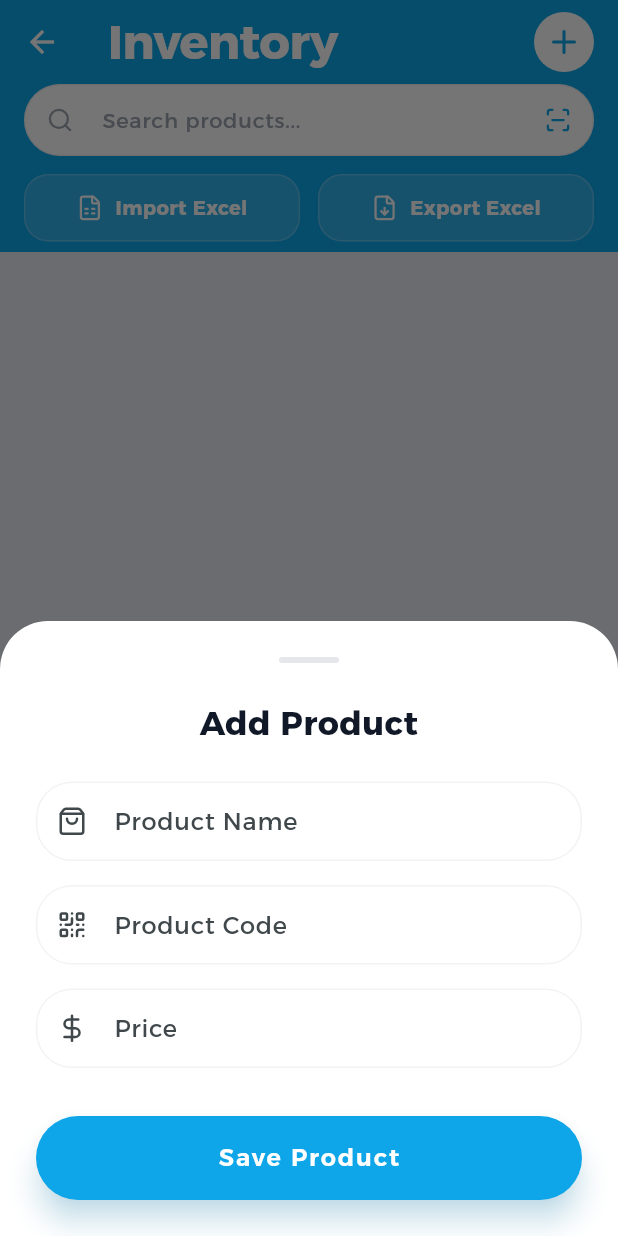
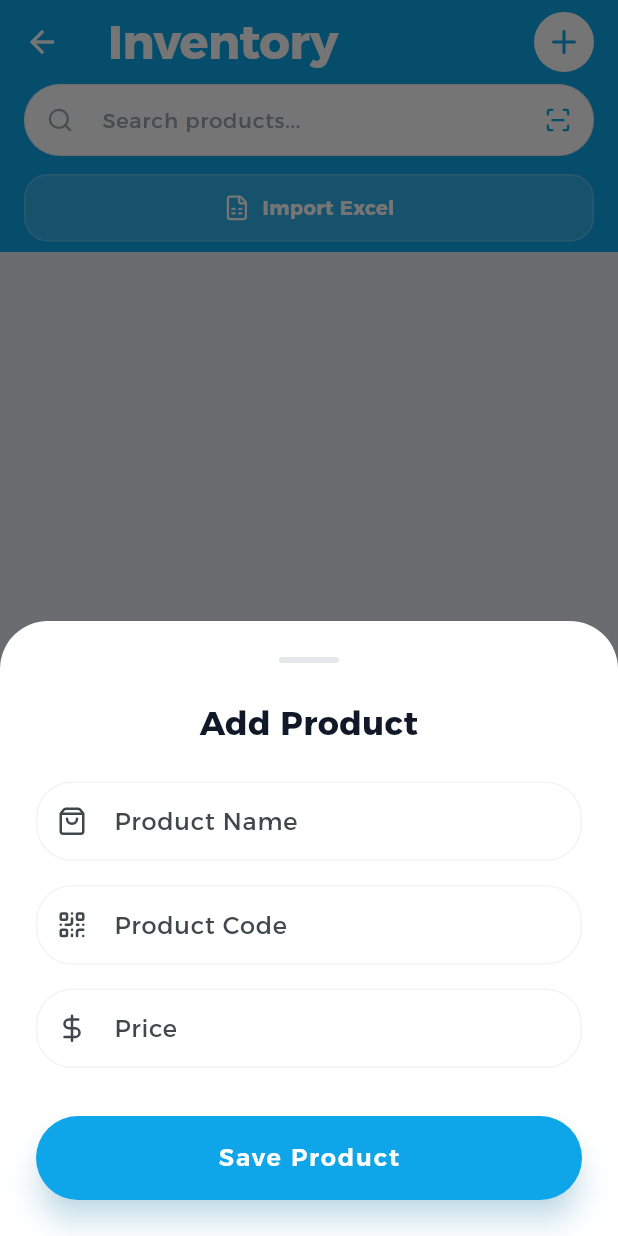
Before and after one commit to ams770/daftar, a Flutter app: the _ProductsViewContent screen opened directly, after a tap on an icon or button, on a phone screen of 412 x 824 dp. Run offline on Flutter 3.47's test engine with Material 3 defaults, Android fonts, the phone set to English and light mode, and no system bars; our stand-ins replace easy_localization, equatable, file_picker, flutter_bloc, flutter_svg, gap and 11 more; missing offline and left inert: excel, mobile_scanner; accounts and stored records are empty.

Commit message:
feat: redesign onboarding flow with new step order, visual theme updates, and improved navigation controls

```diff
--- a/lib/features/onboarding/presentation/pages/onboarding_page.dart
+++ b/lib/features/onboarding/presentation/pages/onboarding_page.dart
@@ -103,8 +103,9 @@ class _OnboardingPageState extends State<OnboardingPage> {
   bool get _isPage2Valid => _vatController.text.isNotEmpty && _currencyController.text.isNotEmpty;
 
   bool get _isCurrentPageValid {
-    if (_currentPage == 0) return _isPage1Valid;
-    if (_currentPage == 1) return _isPage2Valid;
+    if (_currentPage == 0) return true; // Language
+    if (_currentPage == 1) return _isPage1Valid; // Brand
+    if (_currentPage == 2) return _isPage2Valid; // Tax
     return true;
   }
 
@@ -151,7 +152,8 @@ class _OnboardingPageState extends State<OnboardingPage> {
         _logoFileName = fileName;
         _logoPath = fullPath;
       });
-      if (_isPage1Valid && _currentPage == 0) {
+      // Auto advance if valid
+      if (_isPage1Valid && _currentPage == 1) {
         _nextPage();
       }
     }
@@ -177,23 +179,23 @@ class _OnboardingPageState extends State<OnboardingPage> {
                 _buildStep(
                   bento: bento,
                   svg: 'assets/svg/onboarding-1.svg',
+                  title: AppStrings.language,
+                  desc: AppStrings.onboardingLangDesc,
+                  content: _buildLangForm(bento),
+                ),
+                _buildStep(
+                  bento: bento,
+                  svg: 'assets/svg/onboarding-2.svg',
                   title: AppStrings.onboardingWelcome,
                   desc: AppStrings.onboardingBrandDesc,
                   content: _buildBrandForm(bento),
                 ),
                 _buildStep(
                   bento: bento,
-                  svg: 'assets/svg/onboarding-2.svg',
+                  svg: 'assets/svg/onboarding-3.svg',
                   title: AppStrings.taxation,
                   desc: AppStrings.onboardingTaxDesc,
                   content: _buildTaxForm(bento),
-                ),
-                _buildStep(
-                  bento: bento,
-                  svg: 'assets/svg/onboarding-3.svg',
-                  title: AppStrings.language,
-                  desc: AppStrings.onboardingLangDesc,
-                  content: _buildLangForm(bento),
                 ),
               ],
             ),
@@ -201,7 +203,7 @@ class _OnboardingPageState extends State<OnboardingPage> {
           AnimatedContainer(
             duration: const Duration(milliseconds: 300),
             height: _isFieldFocused ? 0 : null,
-            child: _isFieldFocused ? const SizedBox.shrink() : _buildBottomBar(),
+            child: _isFieldFocused ? const SizedBox.shrink() : _buildBottomBar(bento),
           ),
         ],
       ),
@@ -298,12 +300,12 @@ class _OnboardingPageState extends State<OnboardingPage> {
               color: AppColors.white,
               borderRadius: BorderRadius.circular(AppSpacing.radiusLg),
               border: Border.all(
-                color: _logoFileName != null ? AppColors.primary : AppColors.greyLight,
+                color: _logoFileName != null ? AppColors.secondary : AppColors.greyLight,
                 width: 2,
               ),
               boxShadow: [
                 BoxShadow(
-                  color: AppColors.text.withValues(alpha: 0.05),
+                  color: AppColors.secondary.withValues(alpha: 0.1),
                   blurRadius: 20,
                   offset: const Offset(0, 10),
                 ),
@@ -322,7 +324,7 @@ class _OnboardingPageState extends State<OnboardingPage> {
               bottom: 0,
               child: Container(
                 padding: const EdgeInsets.all(4),
-                decoration: const BoxDecoration(color: AppColors.primary, shape: BoxShape.circle),
+                decoration: const BoxDecoration(color: AppColors.secondary, shape: BoxShape.circle),
                 child: const Icon(LucideIcons.check, color: Colors.white, size: 16),
               ),
             ),
@@ -445,15 +447,21 @@ class _OnboardingPageState extends State<OnboardingPage> {
         duration: const Duration(milliseconds: 200),
         padding: const EdgeInsets.symmetric(vertical: AppSpacing.lg),
         decoration: BoxDecoration(
-          color: isSelected ? AppColors.primary.withValues(alpha: 0.1) : AppColors.white,
+          color: isSelected ? AppColors.secondary.withValues(alpha: 0.05) : AppColors.white,
           borderRadius: BorderRadius.circular(AppSpacing.radiusMd),
-          border: Border.all(color: isSelected ? AppColors.primary : AppColors.greyLight, width: 2),
+          border: Border.all(
+            color: isSelected ? AppColors.secondary : AppColors.greyLight,
+            width: 2,
+          ),
+          boxShadow: isSelected
+            ? [BoxShadow(color: AppColors.secondary.withValues(alpha: 0.1), blurRadius: 10, offset: const Offset(0, 4))]
+            : [],
         ),
         child: Center(
           child: Text(
             label,
             style: AppTypography.bodyLg.copyWith(
-              color: isSelected ? AppColors.primary : AppColors.text,
+              color: isSelected ? AppColors.secondary : AppColors.text,
               fontWeight: isSelected ? FontWeight.bold : FontWeight.normal,
             ),
           ),
@@ -486,11 +494,15 @@ class _OnboardingPageState extends State<OnboardingPage> {
         prefixIcon: Icon(icon, size: 20),
         filled: true,
         fillColor: AppColors.white,
+        floatingLabelStyle: const TextStyle(color: AppColors.secondary),
+        prefixIconColor: WidgetStateColor.resolveWith((states) =>
+          states.contains(WidgetState.focused) ? AppColors.secondary : AppColors.grey
+        ),
       ),
     );
   }
 
-  Widget _buildBottomBar() {
+  Widget _buildBottomBar(BentoThemeExtension bento) {
     return Container(
       padding: const EdgeInsets.all(AppSpacing.xl),
       decoration: BoxDecoration(
@@ -512,21 +524,42 @@ class _OnboardingPageState extends State<OnboardingPage> {
                 onPressed: _previousPage,
                 icon: const Icon(LucideIcons.arrowLeft),
                 style: IconButton.styleFrom(
-                  backgroundColor: AppColors.background,
+                  backgroundColor: AppColors.surface,
+                  foregroundColor: AppColors.secondary,
                   padding: const EdgeInsets.all(AppSpacing.md),
                 ),
               ),
             const Gap(AppSpacing.md),
             Expanded(
-              child: ElevatedButton(
-                onPressed: _isCurrentPageValid ? _nextPage : null,
-                style: ElevatedButton.styleFrom(
-                  padding: const EdgeInsets.symmetric(vertical: AppSpacing.lg),
-                  backgroundColor: _isCurrentPageValid ? AppColors.primary : AppColors.greyLight,
+              child: Container(
+                height: 56,
+                decoration: BoxDecoration(
+                  borderRadius: BorderRadius.circular(AppSpacing.radiusMd),
+                  gradient: _isCurrentPageValid
+                      ? const LinearGradient(colors: AppColors.secondaryGradient)
+                      : null,
+                  color: _isCurrentPageValid ? null : AppColors.greyLight,
+                  boxShadow: _isCurrentPageValid ? [
+                    BoxShadow(
+                      color: AppColors.secondary.withValues(alpha: 0.3),
+                      blurRadius: 12,
+                      offset: const Offset(0, 6),
+                    ),
+                  ] : [],
                 ),
-                child: Text(
-                  _currentPage == 2 ? AppStrings.onboardingFinish : AppStrings.onboardingNext,
-                  style: const TextStyle(fontWeight: FontWeight.bold),
+                child: ElevatedButton(
+                  onPressed: _isCurrentPageValid ? _nextPage : null,
+                  style: ElevatedButton.styleFrom(
+                    backgroundColor: Colors.transparent,
+                    shadowColor: Colors.transparent,
+                    foregroundColor: Colors.white,
+                    disabledForegroundColor: AppColors.greyDark,
+                    shape: RoundedRectangleBorder(borderRadius: BorderRadius.circular(AppSpacing.radiusMd)),
+                  ),
+                  child: Text(
+                    _currentPage == 2 ? AppStrings.onboardingFinish : AppStrings.onboardingNext,
+                    style: AppTypography.bodyLg.copyWith(fontWeight: FontWeight.bold, color: _isCurrentPageValid ? Colors.white : AppColors.greyDark),
+                  ),
                 ),
               ),
             ),
--- a/lib/features/products/presentation/pages/products_page.dart
+++ b/lib/features/products/presentation/pages/products_page.dart
@@ -125,16 +125,16 @@ class _ProductsViewContentState extends State<_ProductsViewContent> {
                             color: AppColors.white,
                           ),
                         ),
-                        const Gap(AppSpacing.md),
-                        Expanded(
-                          child: _ActionButton(
-                            onPressed: () =>
-                                context.read<ProductsCubit>().exportToExcel(),
-                            icon: LucideIcons.fileDown,
-                            label: AppStrings.exportExcel,
-                            color: AppColors.white,
-                          ),
-                        ),
+                        // const Gap(AppSpacing.md),
+                        // Expanded(
+                        //   child: _ActionButton(
+                        //     onPressed: () =>
+                        //         context.read<ProductsCubit>().exportToExcel(),
+                        //     icon: LucideIcons.fileDown,
+                        //     label: AppStrings.exportExcel,
+                        //     color: AppColors.white,
+                        //   ),
+                        // ),
                       ],
                     ),
                   ],
```
